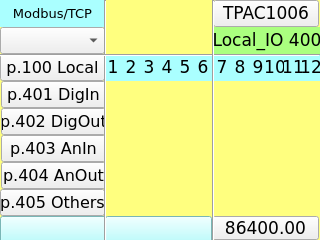
Qt form TPAC1006/Local_IO_HMI/page400.ui (MECTsrl/mect_apps) before a commit.
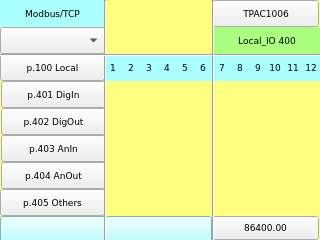
The same form after that commit. Custom widgets are drawn as their Qt base class.

The edit to the form file:
```diff
--- a/TPAC1006/Local_IO_HMI/page400.ui
+++ b/TPAC1006/Local_IO_HMI/page400.ui
@@ -43,7 +43,7 @@
    <property name="font">
     <font>
      <family>DejaVu Sans</family>
-     <pointsize>13</pointsize>
+     <pointsize>7</pointsize>
     </font>
    </property>
    <property name="styleSheet">
@@ -87,7 +87,7 @@
    <property name="font">
     <font>
      <family>DejaVu Sans</family>
-     <pointsize>13</pointsize>
+     <pointsize>7</pointsize>
     </font>
    </property>
    <property name="checkable">
@@ -211,7 +211,7 @@
    <property name="font">
     <font>
      <family>DejaVu Sans</family>
-     <pointsize>13</pointsize>
+     <pointsize>7</pointsize>
     </font>
    </property>
    <property name="text">
@@ -280,7 +280,7 @@
    <property name="font">
     <font>
      <family>DejaVu Sans Mono</family>
-     <pointsize>10</pointsize>
+     <pointsize>7</pointsize>
     </font>
    </property>
    <property name="orientation">
@@ -351,7 +351,7 @@
    <property name="font">
     <font>
      <family>DejaVu Sans</family>
-     <pointsize>12</pointsize>
+     <pointsize>7</pointsize>
     </font>
    </property>
    <property name="toolTip">
@@ -407,7 +407,7 @@
    <property name="font">
     <font>
      <family>DejaVu Sans</family>
-     <pointsize>12</pointsize>
+     <pointsize>7</pointsize>
     </font>
    </property>
    <property name="toolTip">
@@ -463,7 +463,7 @@
    <property name="font">
     <font>
      <family>DejaVu Sans</family>
-     <pointsize>12</pointsize>
+     <pointsize>7</pointsize>
     </font>
    </property>
    <property name="toolTip">
@@ -519,7 +519,7 @@
    <property name="font">
     <font>
      <family>DejaVu Sans</family>
-     <pointsize>12</pointsize>
+     <pointsize>7</pointsize>
     </font>
    </property>
    <property name="toolTip">
@@ -575,7 +575,7 @@
    <property name="font">
     <font>
      <family>DejaVu Sans</family>
-     <pointsize>12</pointsize>
+     <pointsize>7</pointsize>
     </font>
    </property>
    <property name="toolTip">
@@ -631,7 +631,7 @@
    <property name="font">
     <font>
      <family>DejaVu Sans</family>
-     <pointsize>13</pointsize>
+     <pointsize>7</pointsize>
     </font>
    </property>
    <property name="styleSheet">
@@ -656,7 +656,7 @@
    <property name="font">
     <font>
      <family>DejaVu Sans</family>
-     <pointsize>13</pointsize>
+     <pointsize>7</pointsize>
     </font>
    </property>
    <property name="styleSheet">
@@ -897,7 +897,7 @@
    <property name="font">
     <font>
      <family>DejaVu Sans</family>
-     <pointsize>13</pointsize>
+     <pointsize>7</pointsize>
     </font>
    </property>
    <property name="styleSheet">
@@ -1066,7 +1066,7 @@
    <property name="font">
     <font>
      <family>DejaVu Sans</family>
-     <pointsize>13</pointsize>
+     <pointsize>7</pointsize>
     </font>
    </property>
    <property name="styleSheet">
@@ -1271,7 +1271,7 @@
    <property name="font">
     <font>
      <family>DejaVu Sans</family>
-     <pointsize>13</pointsize>
+     <pointsize>7</pointsize>
     </font>
    </property>
    <property name="styleSheet">
@@ -1404,7 +1404,7 @@
    <property name="font">
     <font>
      <family>DejaVu Sans</family>
-     <pointsize>13</pointsize>
+     <pointsize>7</pointsize>
     </font>
    </property>
    <property name="styleSheet">
@@ -1429,7 +1429,7 @@
    <property name="font">
     <font>
      <family>DejaVu Sans</family>
-     <pointsize>13</pointsize>
+     <pointsize>7</pointsize>
     </font>
    </property>
    <property name="styleSheet">
@@ -1598,7 +1598,7 @@
    <property name="font">
     <font>
      <family>DejaVu Sans</family>
-     <pointsize>13</pointsize>
+     <pointsize>7</pointsize>
     </font>
    </property>
    <property name="styleSheet">
@@ -1695,7 +1695,7 @@
    <property name="font">
     <font>
      <family>DejaVu Sans</family>
-     <pointsize>13</pointsize>
+     <pointsize>7</pointsize>
     </font>
    </property>
    <property name="styleSheet">
@@ -1756,7 +1756,7 @@
    <property name="font">
     <font>
      <family>DejaVu Sans</family>
-     <pointsize>13</pointsize>
+     <pointsize>7</pointsize>
     </font>
    </property>
    <property name="styleSheet">
@@ -1889,7 +1889,7 @@
    <property name="font">
     <font>
      <family>DejaVu Sans</family>
-     <pointsize>13</pointsize>
+     <pointsize>7</pointsize>
     </font>
    </property>
    <property name="styleSheet">
@@ -1914,7 +1914,7 @@
    <property name="font">
     <font>
      <family>DejaVu Sans</family>
-     <pointsize>13</pointsize>
+     <pointsize>7</pointsize>
     </font>
    </property>
    <property name="styleSheet">
@@ -1975,7 +1975,7 @@
    <property name="font">
     <font>
      <family>DejaVu Sans</family>
-     <pointsize>12</pointsize>
+     <pointsize>7</pointsize>
     </font>
    </property>
    <property name="toolTip">
@@ -2192,7 +2192,7 @@
    <property name="font">
     <font>
      <family>DejaVu Sans</family>
-     <pointsize>10</pointsize>
+     <pointsize>7</pointsize>
     </font>
    </property>
    <property name="styleSheet">
```
Left out of the diff: 13 changed lines with no effect on the pictures.
